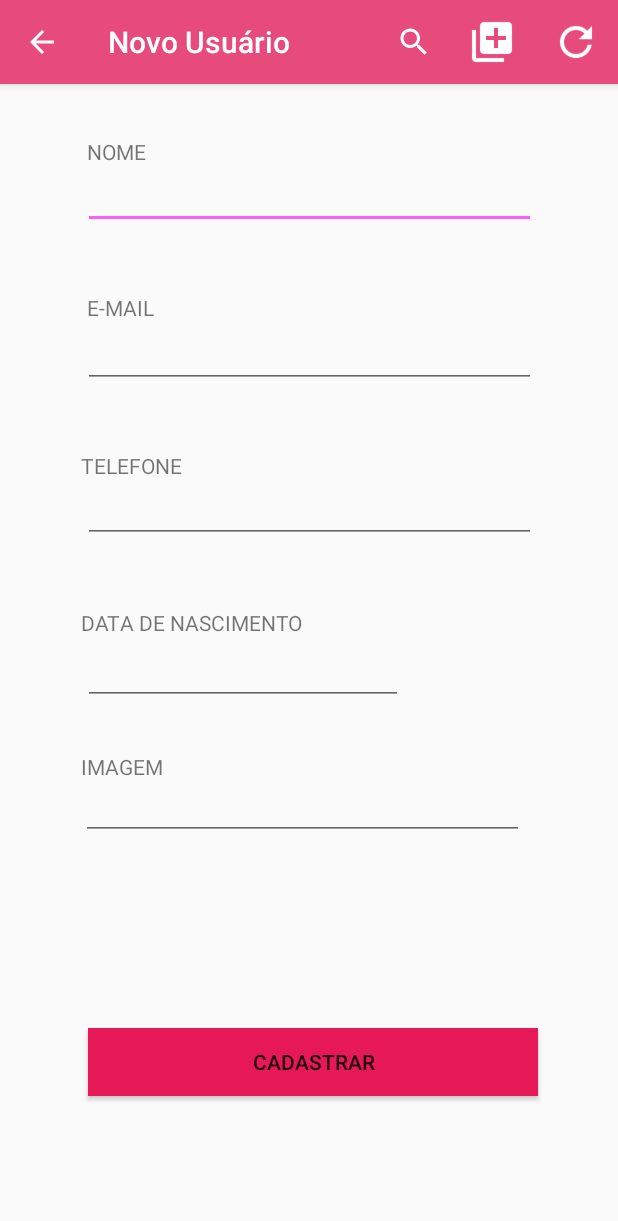
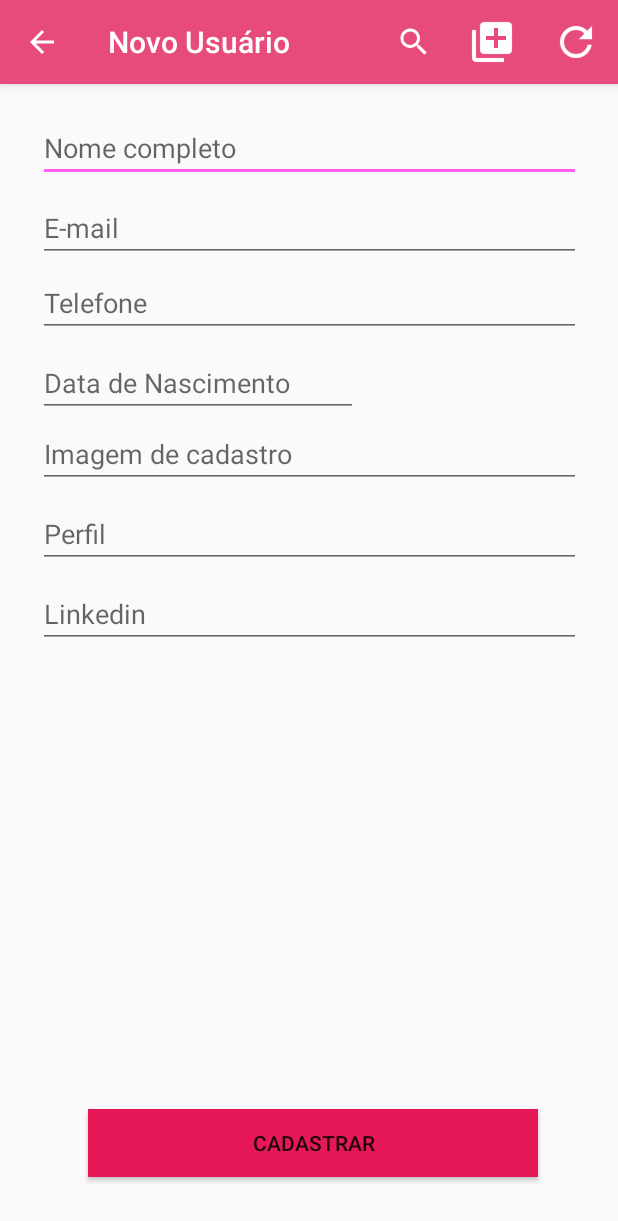
Before and after one commit to FabiolaTAS/AC-02, an Android app: the TelaCadastroActivity screen opened directly, with no data from a screen before it, on a phone screen of 412 x 824 dp. Shown: the top 1221 px of the screen. Run offline under Robolectric (Android 15) with nearby library versions, the phone set to English and light mode, and no system bars.

Commit message:
correção para adicionar usuario

```diff
--- a/app/src/main/java/com/example/appfemmeit/PERFILDatabase.kt
+++ b/app/src/main/java/com/example/appfemmeit/PERFILDatabase.kt
@@ -3,7 +3,7 @@ package com.example.appfemmeit
 import androidx.room.Database
 import androidx.room.RoomDatabase
 
-@Database(entities = arrayOf(Perfil::class), version = 1)
+@Database(entities = arrayOf(Perfil::class), version = 2)
 abstract class PERFILDatabase : RoomDatabase() {
     abstract fun perfilDAO  (): PerfilDAO
 
--- a/app/src/main/java/com/example/appfemmeit/Perfil.kt
+++ b/app/src/main/java/com/example/appfemmeit/Perfil.kt
@@ -9,20 +9,21 @@ import java.io.Serializable
 class Perfil : Serializable {
 
     var email = ""
-    var img = ""
     @PrimaryKey
     var id: Long = 0
+    var img = ""
     var linkedin = ""
     var nome = ""
+    var perfil = ""
     var telefone1 = ""
-    var perfil = ""
-    var cpf = ""
-    var dtNascimento = ""
-    var gitHubg = ""
-    var login = ""
-    var senha = ""
-    var telefone2 = ""
-    var profissao = ""
+
+    //var cpf = ""
+   // var dtNascimento = ""
+    //var gitHubg = ""
+   // var login = ""
+    //var senha = ""
+    //var telefone2 = ""
+    //var profissao = ""
 
     override fun toString(): String {
         return "Usuario (Nome='$nome')"
--- a/app/src/main/java/com/example/appfemmeit/TelaCadastroActivity.kt
+++ b/app/src/main/java/com/example/appfemmeit/TelaCadastroActivity.kt
@@ -21,11 +21,13 @@ class TelaCadastroActivity : AppCompatActivity() {
 
         button_salvar.setOnClickListener {
             val perfil = Perfil()
-            perfil.nome = nomeUsuario.text.toString()
-            perfil.email = email.text.toString()
-            perfil.dtNascimento = label_nascimento.text.toString()
+            perfil.nome = label_nome.text.toString()
+            perfil.email = label_email.text.toString()
+          //  perfil.dtNascimento = label_nascimento.text.toString()
             perfil.telefone1 = label_telefone.text.toString()
             perfil.img = label_img.text.toString()
+            perfil.linkedin = linkedin.text.toString()
+            perfil.perfil = perfil_cadastro.text.toString()
 
             taskAtualizar(perfil)
         }
--- a/app/src/main/java/com/example/appfemmeit/TelaConfigActivity.kt
+++ /dev/null
@@ -1,47 +0,0 @@
-package com.example.appfemmeit
-
-import android.content.Intent
-import android.os.Bundle
-import android.view.Menu
-import android.view.MenuItem
-import android.widget.Toast
-import androidx.appcompat.app.AppCompatActivity
-import kotlinx.android.synthetic.main.activity_tela_config.*
-
-class TelaConfigActivity : AppCompatActivity() {
-
-    override fun onCreate(savedInstanceState: Bundle?) {
-        super.onCreate(savedInstanceState)
-        setContentView(R.layout.activity_tela_config)
-
-        setTitle("Configuração")
-
-        ///seta de voltar na toolbar
-        supportActionBar?.setDisplayHomeAsUpEnabled(true)
-
-        funNLiberada.setText(R.string.funcaoNaoLiberada)
-        imgnaoliberado.setImageResource(R.drawable.funcaonliberada)
-    }
-
-    override fun onCreateOptionsMenu(menu: Menu?): Boolean {
-        menuInflater.inflate(R.menu.menu_main, menu)
-        return true
-    }
-
-    override fun onOptionsItemSelected(item: MenuItem?): Boolean {
-        val id = item?.itemId
-        if (id == R.id.action_buscar) {
-            Toast.makeText(this, "Clicou em buscar", Toast.LENGTH_LONG).show()
-        } else if (id == R.id.action_atualizar) {
-            Toast.makeText(this, "Clicou em atualizar", Toast.LENGTH_LONG).show()
-       } else if (id == R.id.action_adiconar) {
-            Toast.makeText(this, "Clicou em Adiconar", Toast.LENGTH_LONG).show()
-            //entra na tela de cadastro
-            var intent = Intent(this , TelaCadastroActivity::class.java)
-            startActivity(intent)
-        } else if (id == android.R.id.home) {
-            finish()
-        }
-        return super.onOptionsItemSelected(item)
-    }
-}
--- /dev/null
+++ b/app/src/main/res/drawable-anydpi/ic_titulo_fomulario_cadastro.xml
@@ -0,0 +1,11 @@
+<vector xmlns:android="http://schemas.android.com/apk/res/android"
+    android:width="24dp"
+    android:height="24dp"
+    android:viewportWidth="24"
+    android:viewportHeight="24"
+    android:tint="#333333"
+    android:alpha="0.6">
+    <path
+        android:fillColor="#FF000000"
+        android:pathData="M15,12c2.21,0 4,-1.79 4,-4s-1.79,-4 -4,-4 -4,1.79 -4,4 1.79,4 4,4zM6,10L6,7L4,7v3L1,10v2h3v3h2v-3h3v-2L6,10zM15,14c-2.67,0 -8,1.34 -8,4v2h16v-2c0,-2.66 -5.33,-4 -8,-4z"/>
+</vector>
--- a/app/src/main/res/layout/activity_tela_cadastro.xml
+++ b/app/src/main/res/layout/activity_tela_cadastro.xml
@@ -6,128 +6,72 @@
     android:layout_height="match_parent"
     tools:context=".TelaCadastroActivity">
 
-    <TextView
-        android:id="@+id/nome"
-        android:layout_width="wrap_content"
-        android:layout_height="wrap_content"
-        android:layout_marginTop="24dp"
-        android:text="NOME"
-        app:layout_constraintBottom_toTopOf="@+id/label_nome"
-        app:layout_constraintEnd_toEndOf="parent"
-        app:layout_constraintHorizontal_bias="0.156"
-        app:layout_constraintStart_toStartOf="parent"
-        app:layout_constraintTop_toTopOf="parent"
-        app:layout_constraintVertical_bias="1.0" />
-
     <EditText
         android:id="@+id/label_nome"
-        android:layout_width="302dp"
-        android:layout_height="42dp"
+        android:layout_width="362dp"
+        android:layout_height="45dp"
+        android:layout_marginTop="20dp"
         android:ems="10"
+        android:hint="Nome completo"
         android:inputType="textPersonName"
-        app:layout_constraintBottom_toBottomOf="parent"
         app:layout_constraintEnd_toEndOf="parent"
         app:layout_constraintHorizontal_bias="0.504"
         app:layout_constraintStart_toStartOf="parent"
-        app:layout_constraintTop_toTopOf="parent"
-        app:layout_constraintVertical_bias="0.075" />
-
-    <TextView
-        android:id="@+id/email"
-        android:layout_width="wrap_content"
-        android:layout_height="wrap_content"
-        android:text="E-MAIL"
-        app:layout_constraintBottom_toBottomOf="parent"
-        app:layout_constraintEnd_toEndOf="parent"
-        app:layout_constraintHorizontal_bias="0.158"
-        app:layout_constraintStart_toStartOf="parent"
-        app:layout_constraintTop_toTopOf="parent"
-        app:layout_constraintVertical_bias="0.186" />
+        app:layout_constraintTop_toTopOf="parent" />
 
     <EditText
         android:id="@+id/label_email"
-        android:layout_width="302dp"
-        android:layout_height="42dp"
+        android:layout_width="0dp"
+        android:layout_height="wrap_content"
+        android:layout_marginTop="8dp"
         android:ems="10"
+        android:hint="E-mail"
         android:inputType="textEmailAddress"
-        app:layout_constraintBottom_toBottomOf="parent"
-        app:layout_constraintEnd_toEndOf="parent"
-        app:layout_constraintStart_toStartOf="parent"
-        app:layout_constraintTop_toTopOf="parent"
-        app:layout_constraintVertical_bias="0.221" />
+        app:layout_constraintBottom_toTopOf="@+id/label_telefone"
+        app:layout_constraintEnd_toEndOf="@+id/label_nome"
+        app:layout_constraintHorizontal_bias="0.0"
+        app:layout_constraintStart_toStartOf="@+id/label_nome"
+        app:layout_constraintTop_toBottomOf="@+id/label_nome"
+        app:layout_constraintVertical_bias="0.0" />
 
-    <TextView
-        android:id="@+id/telefone"
-        android:layout_width="wrap_content"
-        android:layout_height="wrap_content"
-        android:text="TELEFONE"
-        app:layout_constraintBottom_toBottomOf="parent"
-        app:layout_constraintEnd_toEndOf="parent"
-        app:layout_constraintHorizontal_bias="0.156"
-        app:layout_constraintStart_toStartOf="parent"
-        app:layout_constraintTop_toTopOf="parent"
-        app:layout_constraintVertical_bias="0.327" />
 
     <EditText
         android:id="@+id/label_telefone"
-        android:layout_width="302dp"
+        android:layout_width="0dp"
         android:layout_height="42dp"
+        android:layout_marginTop="8dp"
         android:ems="10"
+        android:hint="Telefone"
         android:inputType="phone"
-        app:layout_constraintBottom_toBottomOf="parent"
-        app:layout_constraintEnd_toEndOf="parent"
-        app:layout_constraintHorizontal_bias="0.504"
-        app:layout_constraintStart_toStartOf="parent"
-        app:layout_constraintTop_toBottomOf="@+id/telefone"
-        app:layout_constraintVertical_bias="0.0" />
-
-    <TextView
-        android:id="@+id/dtNascimento"
-        android:layout_width="wrap_content"
-        android:layout_height="wrap_content"
-        android:text="DATA DE NASCIMENTO"
-        app:layout_constraintBottom_toBottomOf="parent"
-        app:layout_constraintEnd_toEndOf="parent"
-        app:layout_constraintHorizontal_bias="0.205"
-        app:layout_constraintStart_toStartOf="parent"
-        app:layout_constraintTop_toTopOf="parent"
-        app:layout_constraintVertical_bias="0.467" />
+        app:layout_constraintEnd_toEndOf="@+id/label_email"
+        app:layout_constraintHorizontal_bias="0.0"
+        app:layout_constraintStart_toStartOf="@+id/label_email"
+        app:layout_constraintTop_toBottomOf="@+id/label_email" />
 
     <EditText
         android:id="@+id/label_nascimento"
         android:layout_width="wrap_content"
         android:layout_height="wrap_content"
+        android:layout_marginTop="8dp"
         android:ems="10"
+        android:hint="Data de Nascimento"
         android:inputType="date"
-        app:layout_constraintBottom_toBottomOf="parent"
-        app:layout_constraintEnd_toEndOf="parent"
-        app:layout_constraintHorizontal_bias="0.277"
-        app:layout_constraintStart_toStartOf="parent"
-        app:layout_constraintTop_toBottomOf="@+id/dtNascimento"
-        app:layout_constraintVertical_bias="0.0" />
-
-
-    <TextView
-        android:id="@+id/img"
-        android:layout_width="wrap_content"
-        android:layout_height="wrap_content"
-        android:text="IMAGEM"
-        app:layout_constraintBottom_toBottomOf="parent"
-        app:layout_constraintEnd_toEndOf="parent"
-        app:layout_constraintHorizontal_bias="0.151"
-        app:layout_constraintStart_toStartOf="parent"
-        app:layout_constraintTop_toTopOf="parent"
-        app:layout_constraintVertical_bias="0.595" />
+        app:layout_constraintEnd_toEndOf="@+id/label_telefone"
+        app:layout_constraintHorizontal_bias="0.0"
+        app:layout_constraintStart_toStartOf="@+id/label_telefone"
+        app:layout_constraintTop_toBottomOf="@+id/label_telefone" />
 
     <EditText
         android:id="@+id/label_img"
-        android:layout_width="295dp"
+        android:layout_width="0dp"
         android:layout_height="39dp"
+        android:layout_marginTop="8dp"
         android:ems="10"
-        app:layout_constraintEnd_toEndOf="parent"
-        app:layout_constraintHorizontal_bias="0.465"
-        app:layout_constraintStart_toStartOf="parent"
-        app:layout_constraintTop_toBottomOf="@+id/img" />
+        android:hint="Imagem de cadastro"
+        app:layout_constraintEnd_toEndOf="@+id/label_telefone"
+        app:layout_constraintHorizontal_bias="0.0"
+        app:layout_constraintStart_toStartOf="@+id/label_telefone"
+        app:layout_constraintTop_toBottomOf="@+id/label_nascimento" />
 
     <Button
         android:id="@+id/button_salvar"
@@ -139,5 +83,32 @@
         app:layout_constraintHorizontal_bias="0.522"
         app:layout_constraintStart_toStartOf="parent"
         app:layout_constraintTop_toTopOf="parent"
-        app:layout_constraintVertical_bias="0.871" />
+        app:layout_constraintVertical_bias="0.946" />
+
+    <EditText
+        android:id="@+id/perfil_cadastro"
+        android:layout_width="0dp"
+        android:layout_height="wrap_content"
+        android:layout_marginTop="8dp"
+        android:ems="10"
+        android:hint="Perfil"
+        android:inputType="textPersonName"
+        app:layout_constraintEnd_toEndOf="@+id/label_img"
+        app:layout_constraintHorizontal_bias="0.0"
+        app:layout_constraintStart_toStartOf="@+id/label_img"
+        app:layout_constraintTop_toBottomOf="@+id/label_img" />
+
+    <EditText
+        android:id="@+id/linkedin"
+        android:layout_width="0dp"
+        android:layout_height="wrap_content"
+        android:layout_marginTop="8dp"
+        android:ems="10"
+        android:hint="Linkedin"
+        android:inputType="textPersonName"
+        app:layout_constraintBottom_toTopOf="@+id/button_salvar"
+        app:layout_constraintEnd_toEndOf="@+id/perfil_cadastro"
+        app:layout_constraintStart_toStartOf="@+id/perfil_cadastro"
+        app:layout_constraintTop_toBottomOf="@+id/perfil_cadastro"
+        app:layout_constraintVertical_bias="0.0" />
 </androidx.constraintlayout.widget.ConstraintLayout>
```
Also changed, not shown: app/src/main/res/drawable-hdpi/ic_titulo_fomulario_cadastro.png (added), app/src/main/res/drawable-mdpi/ic_titulo_fomulario_cadastro.png (added), app/src/main/res/drawable-xhdpi/ic_titulo_fomulario_cadastro.png (added), app/src/main/res/drawable-xxhdpi/ic_titulo_fomulario_cadastro.png (added).
